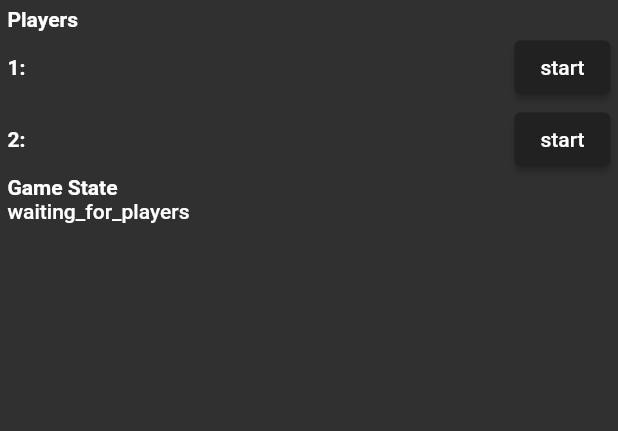
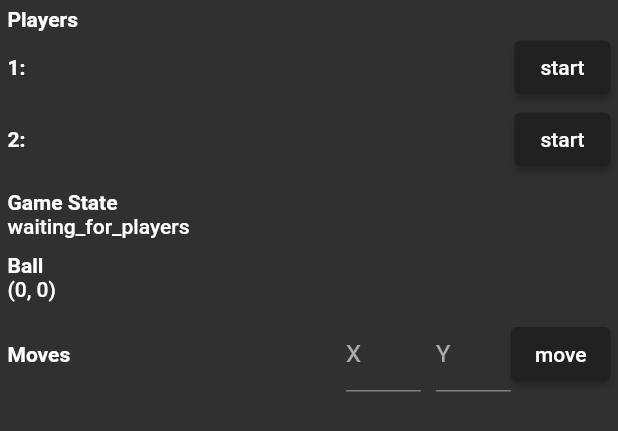
Before and after one commit to GenixPL/footboard, a Flutter app: the GameBody widget shown alone on an empty page, opened directly with empty values, on a phone screen of 412 x 824 dp. Shown: the top 431 px of the screen. Run offline on Flutter 3.47's test engine with Material 2 defaults, Android fonts, the phone set to English and light mode, and no system bars; our stand-ins replace bloc, equatable, flutter_bloc, fluttertoast, get_it, rxdart; network calls fail.

Commit message:
adding basic moves works

```diff
--- a/lib/models/move/move.dart
+++ b/lib/models/move/move.dart
@@ -6,10 +6,10 @@ part 'move.g.dart';
 class Move {
   const Move({
     required this.performedBy,
-    required this.sx,
-    required this.sy,
-    required this.ex,
-    required this.ey,
+    required this.sX,
+    required this.sY,
+    required this.eX,
+    required this.eY,
   });
 
   factory Move.fromJson(Map<String, dynamic> json) => _$MoveFromJson(json);
@@ -18,11 +18,11 @@ class Move {
 
   final String performedBy;
 
-  final int sx;
+  final int sX;
 
-  final int sy;
+  final int sY;
 
-  final int ex;
+  final int eX;
 
-  final int ey;
+  final int eY;
 }
--- a/lib/repositories/game_repository.dart
+++ b/lib/repositories/game_repository.dart
@@ -8,6 +8,7 @@ class Commands {
 
   static const String occupyPlace = 'occupy_place';
   static const String startGame = 'start_game';
+  static const String move = 'move';
 }
 
 class GameRepository {
@@ -47,6 +48,16 @@ class GameRepository {
     });
   }
 
+  Future<void> move(int x, int y) async {
+    return _gameDataProvider.sendMsg(<String, dynamic>{
+      'command': Commands.move,
+      'val': <String, dynamic>{
+        'x': x,
+        'y': y,
+      },
+    });
+  }
+
   // Possible place values: 1, 2
   Future<void> occupyPlace(int place) async {
     return _gameDataProvider.sendMsg(<String, dynamic>{
--- a/lib/screens/game/cubit/game_screen_cubit.dart
+++ b/lib/screens/game/cubit/game_screen_cubit.dart
@@ -55,4 +55,8 @@ class GameScreenCubit extends Cubit<GameScreenState> {
   Future<void> start() async {
     await _gameRepository.start();
   }
+
+  Future<void> move(int x, int y) async {
+    await _gameRepository.move(x, y);
+  }
 }
--- a/lib/screens/game/game_body.dart
+++ b/lib/screens/game/game_body.dart
@@ -1,15 +1,17 @@
 import 'package:flutter/foundation.dart';
 import 'package:flutter/material.dart';
 import 'package:flutter_bloc/flutter_bloc.dart';
+import 'package:fluttertoast/fluttertoast.dart';
 import 'package:footboard/models/connectivity_status.dart';
 import 'package:footboard/models/game/game.dart';
+import 'package:footboard/models/move/move.dart';
 import 'package:footboard/models/player/player.dart';
 import 'package:footboard/screens/game/cubit/cubit.dart';
 import 'package:footboard/widgets/regular_button/regular_button.dart';
 import 'package:footboard/widgets/single_scroll_view/single_scroll_view.dart';
 
 class GameBody extends StatelessWidget {
-  const GameBody({
+  GameBody({
     required this.connectivityStatus,
     required this.game,
     required this.userId,
@@ -19,6 +21,9 @@ class GameBody extends StatelessWidget {
   final Game game;
   final String userId;
 
+  final TextEditingController _moveX = TextEditingController();
+  final TextEditingController _moveY = TextEditingController();
+
   @override
   Widget build(BuildContext context) {
     return SingleScrollView(
@@ -26,7 +31,12 @@ class GameBody extends StatelessWidget {
         crossAxisAlignment: CrossAxisAlignment.start,
         children: <Widget>[
           _buildPlayers(context),
+          const SizedBox(height: 10.0),
           _buildGameState(),
+          const SizedBox(height: 10.0),
+          _buildBall(),
+          const SizedBox(height: 10.0),
+          _buildMoves(context),
         ],
       ),
     );
@@ -139,6 +149,87 @@ class GameBody extends StatelessWidget {
     );
   }
 
+  Widget _buildBall() {
+    return Column(
+      crossAxisAlignment: CrossAxisAlignment.stretch,
+      children: <Widget>[
+        const Text(
+          'Ball',
+          style: TextStyle(
+            fontWeight: FontWeight.w700,
+          ),
+        ),
+        Text(
+          '(${game.ball.x}, ${game.ball.y})',
+          style: const TextStyle(
+            fontWeight: FontWeight.w500,
+          ),
+        ),
+      ],
+    );
+  }
+
+  Widget _buildMoves(BuildContext context) {
+    return Column(
+      crossAxisAlignment: CrossAxisAlignment.stretch,
+      children: <Widget>[
+        Row(
+          mainAxisAlignment: MainAxisAlignment.spaceBetween,
+          children: <Widget>[
+            const Text(
+              'Moves',
+              style: TextStyle(
+                fontWeight: FontWeight.w700,
+              ),
+            ),
+            Row(
+              children: <Widget>[
+                SizedBox(
+                  width: 50.0,
+                  height: 50.0,
+                  child: TextField(
+                    controller: _moveX,
+                    keyboardType: TextInputType.number,
+                    decoration: const InputDecoration(
+                      labelText: 'X',
+                    ),
+                  ),
+                ),
+                const SizedBox(width: 10.0),
+                SizedBox(
+                  width: 50.0,
+                  height: 50.0,
+                  child: TextField(
+                    controller: _moveY,
+                    keyboardType: TextInputType.number,
+                    decoration: const InputDecoration(
+                      labelText: 'Y',
+                    ),
+                  ),
+                ),
+                RegularButton(
+                  text: 'move',
+                  onTap: () => _move(context),
+                ),
+              ],
+            ),
+          ],
+        ),
+        ListView.builder(
+          shrinkWrap: true,
+          itemCount: game.moves.length,
+          itemBuilder: (_, int i) {
+            final Move move = game.moves[i];
+
+            return Text(
+              '(${move.sX}, ${move.sY}) -> (${move.eX}, ${move.eY})     ${move.performedBy.substring(0, 4)}',
+            );
+          },
+        ),
+      ],
+    );
+  }
+
   // FUNCTIONS
 
   void _occupyPlace(BuildContext context, int place) {
@@ -148,4 +239,15 @@ class GameBody extends StatelessWidget {
   void _start(BuildContext context) {
     context.read<GameScreenCubit>().start();
   }
+
+  void _move(BuildContext context) {
+    final int? x = int.tryParse(_moveX.text);
+    final int? y = int.tryParse(_moveY.text);
+    if (x == null || y == null) {
+      Fluttertoast.showToast(msg: 'Both inputs have to be ints.');
+      return;
+    }
+
+    context.read<GameScreenCubit>().move(x, y);
+  }
 }
```
Also changed, not shown: lib/models/move/move.g.dart.
